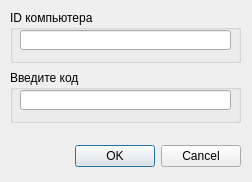
The window that code.ui (zak2791/TabloKudo) describes before a commit, drawn with Qt 5.
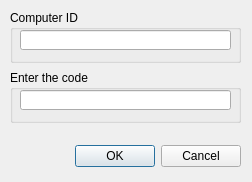
The same window after the commit.

Patch:
```diff
--- a/code.ui
+++ b/code.ui
@@ -39,7 +39,7 @@
     </rect>
    </property>
    <property name="title">
-    <string>ID компьютера</string>
+    <string>Computer ID</string>
    </property>
    <widget class="QLineEdit" name="leID">
     <property name="geometry">
@@ -65,7 +65,7 @@
     </rect>
    </property>
    <property name="title">
-    <string>Введите код</string>
+    <string>Enter the code</string>
    </property>
    <widget class="QLineEdit" name="leCode">
     <property name="geometry">
```
Left out of the diff: 8 changed lines with no effect on the pictures.
